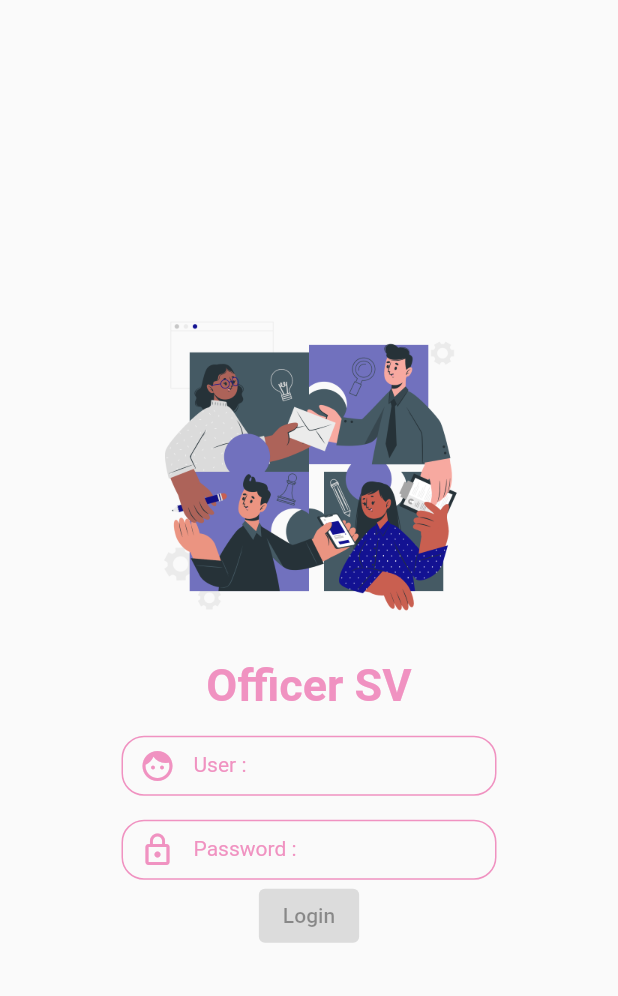
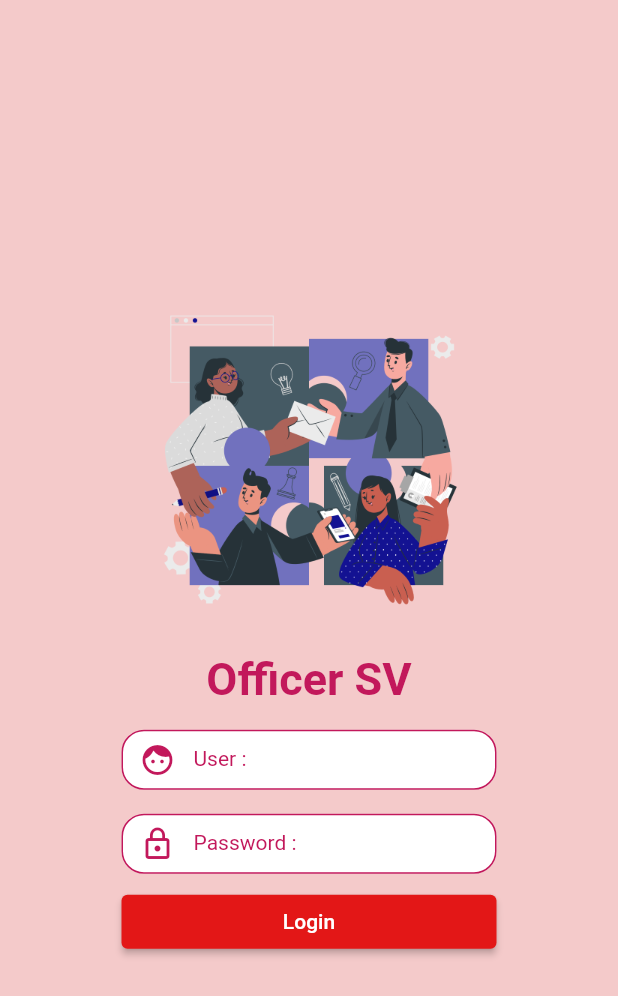
Before and after one commit to savittree1230/OfficeSV, a Flutter app: the screen it shows after launch, on a phone screen of 412 x 824 dp. Shown: the top 996 px of the screen. Run offline on Flutter 3.47's test engine with Material 2 defaults, Android fonts, the light colour scheme and no system bars.

Commit message:
update before Lunch

```diff
--- a/lib/states/authen.dart
+++ b/lib/states/authen.dart
@@ -1,20 +1,30 @@
 import 'package:flutter/material.dart';
 import 'package:officesv/utility/my_constant.dart';
+import 'package:officesv/utility/my_dialog.dart';
 import 'package:officesv/widgets/show_button.dart';
 import 'package:officesv/widgets/show_form.dart';
 import 'package:officesv/widgets/show_image.dart';
 import 'package:officesv/widgets/show_text.dart';
 
-class Authen extends StatelessWidget {
+class Authen extends StatefulWidget {
   const Authen({
     Key? key,
   }) : super(key: key);
 
   @override
+  State<Authen> createState() => _AuthenState();
+}
+
+class _AuthenState extends State<Authen> {
+  String? user, password;
+  @override
   Widget build(BuildContext context) {
     return Scaffold(
-      body: GestureDetector(onTap: () => FocusScope.of(context).requestFocus(FocusScopeNode()),
+      body: GestureDetector(
+        onTap: () => FocusScope.of(context).requestFocus(FocusScopeNode()),
         behavior: HitTestBehavior.opaque,
+        child: Container(
+          decoration: MyConstant().painBox(),
           child: Center(
             child: Column(
               mainAxisAlignment: MainAxisAlignment.center,
@@ -23,11 +33,28 @@ class Authen extends StatelessWidget {
                 newAppName(),
                 newUser(),
                 newPassword(),
-              ShowButton(label: 'Login',)
+                newLogin()
               ],
             ),
           ),
         ),
+      ),
+    );
+  }
+
+  ShowButton newLogin() {
+    return ShowButton(
+      label: 'Login',
+      pressFunc: () {
+        print('user = $user, password= $password');
+        if ((user?.isEmpty ?? true) || (password?.isEmpty ?? true)) {
+          print('Have Space');
+          MyDialog(context: context)
+              .normalDialot('มีช่องว่าง', 'กรุณากรอกข้อความ');
+        } else {
+          print('No Space');
+        }
+      },
     );
   }
 
@@ -36,6 +63,9 @@ class Authen extends StatelessWidget {
       label: 'Password :',
       iconData: Icons.lock_outline,
       sccuText: true,
+      changeFunc: (String string) {
+        password = string.trim();
+      },
     );
   }
 
@@ -43,6 +73,9 @@ class Authen extends StatelessWidget {
     return ShowForm(
       label: 'User :',
       iconData: Icons.face,
+      changeFunc: (String string) {
+        user = string.trim();
+      },
     );
   }
 
--- a/lib/utility/my_constant.dart
+++ b/lib/utility/my_constant.dart
@@ -4,9 +4,12 @@ class MyConstant {
   // field
   static String appName = 'Officer SV';
   static Color primary = const Color(0xffe31717);
-  static Color dark = const Color(0xfff092c1);
-  static Color light = const Color(0xfff52c90);
+  static Color dark = const Color(0xffc2185b);
+  static Color light = const Color(0xffef9a9a);
   // method
+  BoxDecoration painBox() => BoxDecoration(
+    color: light.withOpacity(0.5),
+  );
   TextStyle h1Style() => TextStyle(
         fontSize: 30,
         color: dark,
--- a/lib/widgets/show_button.dart
+++ b/lib/widgets/show_button.dart
@@ -1,15 +1,26 @@
 // ignore_for_file: public_member_api_docs, sort_constructors_first
 import 'package:flutter/material.dart';
+import 'package:officesv/utility/my_constant.dart';
 
 class ShowButton extends StatelessWidget {
   final String label;
+  final Function() pressFunc;
   const ShowButton({
     Key? key,
     required this.label,
+    required this.pressFunc,
   }) : super(key: key);
 
   @override
   Widget build(BuildContext context) {
-    return ElevatedButton(onPressed: null, child: Text(label));
+    return Container(
+      margin: const EdgeInsets.only(top: 8),
+      width: 250,
+      child: ElevatedButton(
+        style: ElevatedButton.styleFrom(primary: MyConstant.primary),
+        onPressed: pressFunc,
+        child: Text(label),
+      ),
+    );
   }
 }
--- a/lib/widgets/show_form.dart
+++ b/lib/widgets/show_form.dart
@@ -8,11 +8,13 @@ class ShowForm extends StatelessWidget {
   final String label;
   final IconData iconData;
   final bool? sccuText;
+  final Function(String) changeFunc;
   const ShowForm({
     Key? key,
     required this.label,
     required this.iconData,
     this.sccuText,
+    required this.changeFunc,
   }) : super(key: key);
 
   @override
@@ -21,17 +23,22 @@ class ShowForm extends StatelessWidget {
       margin: EdgeInsets.only(top: 16),
       width: 250,
       height: 40,
-      child: TextFormField(obscureText: sccuText ?? false,
+      child: TextFormField(onChanged: changeFunc,
+        obscureText: sccuText ?? false,
         decoration: InputDecoration(
+          fillColor: Colors.white.withOpacity(1),
+          filled: true,
           prefixIcon: Icon(
             iconData,
             color: MyConstant.dark,
           ),
           label: ShowText(label: label),
-          enabledBorder: OutlineInputBorder(borderRadius: BorderRadius.circular(15),
+          enabledBorder: OutlineInputBorder(
+            borderRadius: BorderRadius.circular(15),
             borderSide: BorderSide(color: MyConstant.dark),
           ),
-          focusedBorder: OutlineInputBorder(borderRadius: BorderRadius.circular(15),
+          focusedBorder: OutlineInputBorder(
+            borderRadius: BorderRadius.circular(15),
             borderSide: BorderSide(color: MyConstant.light),
           ),
         ),
--- a/pubspec.yaml
+++ b/pubspec.yaml
@@ -34,6 +34,7 @@ dependencies:
   # The following adds the Cupertino Icons font to your application.
   # Use with the CupertinoIcons class for iOS style icons.
   cupertino_icons: ^1.0.2
+  dio: ^4.0.4
 
 dev_dependencies:
   flutter_test:
```
Also changed, not shown: lib/states/my_service.dart (added, +16 -0 lines), lib/utility/my_dialog.dart (added, +32 -0 lines), pubspec.lock. Lines whose indentation alone changed are shown as unchanged.
